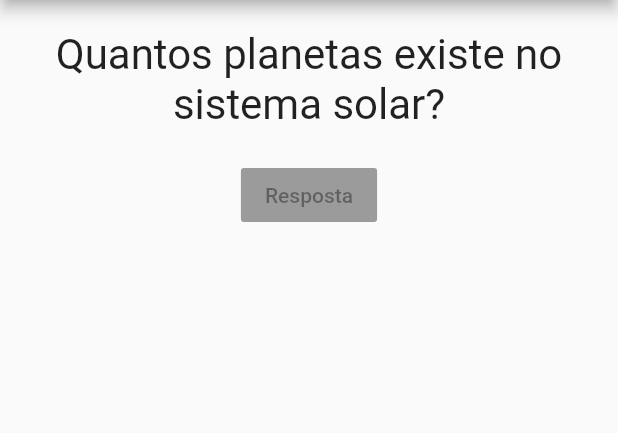
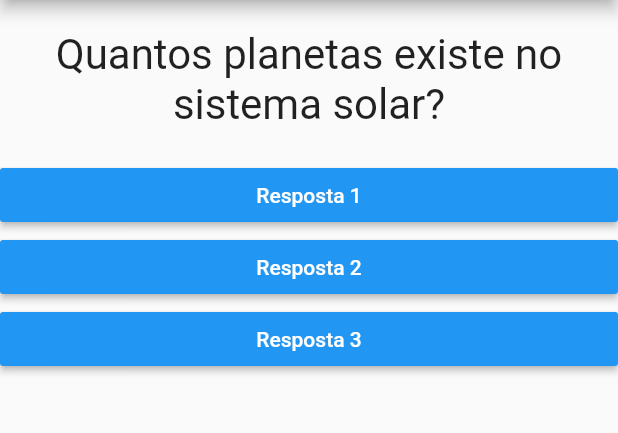
Before and after one commit to kaiocesar/curso-de-flutter, a Flutter app: the screen it shows after launch, on a phone screen of 412 x 824 dp, the part 84-517 px from its top. Run offline on Flutter 3.47's test engine with Material 2 defaults, Android fonts, the phone set to English and light mode, and no system bars.

Commit message:
refactory do widget de resposta para aceitar uma função como parametro

```diff
--- a/projeto_perguntas/lib/main.dart
+++ b/projeto_perguntas/lib/main.dart
@@ -20,7 +20,8 @@ class _PerguntaAppState extends State<PerguntaApp> {
   Widget build(BuildContext context) {
     final perguntas = [
       'Quantos planetas existe no sistema solar?',
-      'Qual a quantidade de satelites naturais que Jupiter possui?'
+      'Qual a quantidade de satelites naturais que Jupiter possui?',
+      'Qual a distância em minutos/luz entre o sol e a terra?'
     ];
 
     return MaterialApp(
@@ -30,7 +31,9 @@ class _PerguntaAppState extends State<PerguntaApp> {
         body: Column(
           children: <Widget>[
             Questao(perguntas[_perguntaSelecionada]),
-            Resposta('Resposta')
+            Resposta('Resposta 1', _resposta),
+            Resposta('Resposta 2', _resposta),
+            Resposta('Resposta 3', _resposta),
         ],)
         ,)
     );
--- a/projeto_perguntas/lib/resposta.dart
+++ b/projeto_perguntas/lib/resposta.dart
@@ -3,14 +3,20 @@ import 'package:flutter/material.dart';
 class Resposta extends StatelessWidget {
 
   final String texto;
+  final void Function() quandoSelecionado;
 
-  Resposta(this.texto);
+  Resposta(this.texto, this.quandoSelecionado);
 
   @override
   Widget build(BuildContext context) {
-    return RaisedButton(
-      child: Text(this.texto),
-      onPressed: null,
+    return Container(
+      width: double.infinity,
+      child: RaisedButton(
+        textColor: Colors.white,
+        color: Colors.blue,
+        child: Text(texto),
+        onPressed: quandoSelecionado,
+      ),
     );
   }
 }
```
